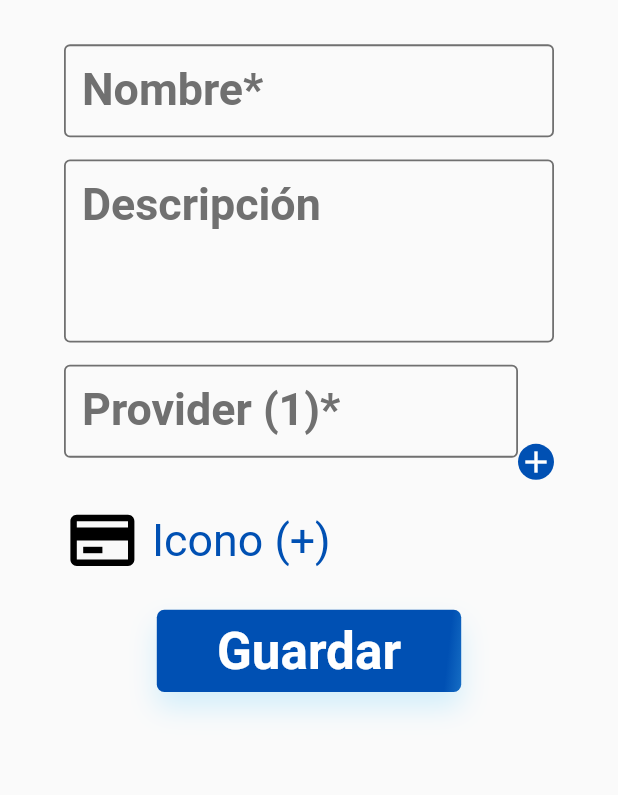
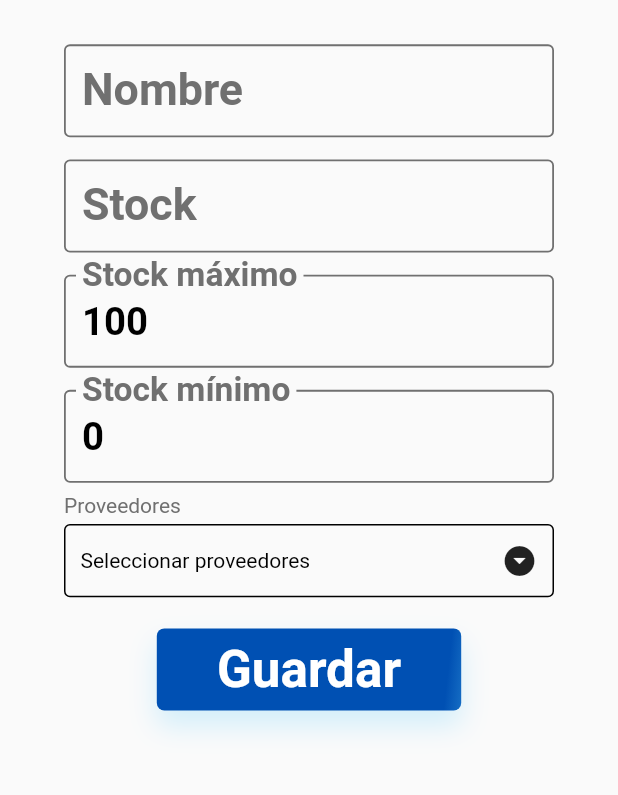
Before and after one commit to JosephLugoGPDS/yummysuchi, a Flutter app: the ProductsView screen opened by its route, after a tap on the "add" icon, on a phone screen of 412 x 824 dp, the part 84-879 px from its top. Run offline on Flutter 3.47's test engine with Material 2 defaults, Android fonts, the phone set to English and light mode, and no system bars; drawn by our look-alikes of multi_select_flutter; our stand-ins replace cloud_firestore, device_info_plus, firebase_core, flutter_bloc, flutter_speed_dial, flutter_svg and 2 more; accounts and stored records are empty; generated files the repository leaves out were written again.

Commit message:
feat: add product firestore

```diff
--- a/lib/app/l10n/arb/app_en.arb
+++ b/lib/app/l10n/arb/app_en.arb
@@ -19,5 +19,12 @@
   "nameRequired": "El nombre es requerido",
   "provider": "Provider",
   "createInventory": "Crear Inventario",
-  "required": "Requerido"
+  "required": "Requerido",
+  "stock": "Stock",
+  "inventoryName": "Nombre del inventario",
+  "stockMustBeANumber": "El stock debe ser un número",
+  "stockMin": "Stock mínimo",
+  "stockMax": "Stock máximo",
+  "requiredField": "Campo requerido",
+  "selectAreProviders": "Selecciona los proveedores"
 }
--- a/lib/app/routes/app_router.dart
+++ b/lib/app/routes/app_router.dart
@@ -1,4 +1,5 @@
 import 'package:inventario_yummy_sushi/views/create_inventory_view.dart';
+import 'package:inventario_yummy_sushi/views/create_product_view.dart';
 import 'package:inventario_yummy_sushi/views/home_view.dart';
 import 'package:inventario_yummy_sushi/views/products_view.dart';
 import 'package:inventario_yummy_sushi/views/splash_view.dart';
@@ -9,6 +10,7 @@ class AppRoutes {
   static const String homeScreen = '/home';
   static const String createInventoryScreen = '/inventory/create';
   static const String productsScreen = '/inventory/products';
+  static const String createProductsScreen = '/inventory/products/create';
 
   static Map<String, WidgetBuilder> get routes {
     return {
@@ -17,6 +19,7 @@ class AppRoutes {
       productsScreen: (BuildContext context) => const ProductsView(),
       createInventoryScreen: (BuildContext context) =>
           const CreateInventoryView(),
+      createProductsScreen: (BuildContext context) => const CreateProductView(),
     };
   }
 }
--- /dev/null
+++ b/lib/blocs/inventories/get_current_inventory.dart
@@ -0,0 +1,9 @@
+import 'package:flutter_bloc/flutter_bloc.dart';
+
+class GetCurrentInventory extends Cubit<String> {
+  GetCurrentInventory() : super('');
+
+  void loadInventory(String id) {
+    emit(id);
+  }
+}
--- /dev/null
+++ b/lib/blocs/products/create/create_product_event.dart
@@ -0,0 +1,24 @@
+part of 'create_product_bloc.dart';
+
+abstract class CreateProductEvent {
+  const CreateProductEvent();
+}
+
+class CreateNewProductEvent extends CreateProductEvent {
+  const CreateNewProductEvent({
+    required this.productName,
+    required this.stock,
+    required this.stockMin,
+    required this.stockMax,
+    required this.uuid,
+    required this.inventory,
+    required this.providers,
+  });
+  final String productName;
+  final int stock;
+  final int stockMin;
+  final int stockMax;
+  final String uuid;
+  final String inventory;
+  final List<String> providers;
+}
--- /dev/null
+++ b/lib/blocs/products/create/create_product_state.dart
@@ -0,0 +1,22 @@
+part of 'create_product_bloc.dart';
+
+abstract class CreateProductState {
+  const CreateProductState();
+}
+
+class CreateProductInitial extends CreateProductState {
+  const CreateProductInitial();
+}
+
+class CreateProductLoading extends CreateProductState {
+  const CreateProductLoading();
+}
+
+class CreateProductSuccess extends CreateProductState {
+  const CreateProductSuccess();
+}
+
+class CreateProductFailure extends CreateProductState {
+  final String error;
+  const CreateProductFailure({required this.error});
+}
--- /dev/null
+++ b/lib/blocs/products/get_selection_providers_cubit.dart
@@ -0,0 +1,21 @@
+import 'package:flutter/material.dart';
+import 'package:flutter_bloc/flutter_bloc.dart';
+
+class GetSelectionProvidersCubit extends Cubit<List<String>> {
+  GetSelectionProvidersCubit() : super(const []);
+
+  // load providers from inventory
+  void loadProviders(List<String> providers) {
+    providerList = providers;
+    emit([]);
+  }
+
+  void selectProvider(List<String> providers) {
+    debugPrint('provider: $state');
+    emit([]);
+    emit(providers);
+    debugPrint('provider: $state');
+  }
+
+  List<String> providerList = [];
+}
--- a/lib/model/inventory.dart
+++ b/lib/model/inventory.dart
@@ -33,6 +33,7 @@ class Product {
   int stock;
   int stockMax;
   int stockMin;
+  List<String> providers;
 
   Product({
     required this.date,
@@ -41,6 +42,7 @@ class Product {
     required this.stock,
     required this.stockMax,
     required this.stockMin,
+    required this.providers,
   });
 
   factory Product.fromJson(Map<String, dynamic> json) =>
@@ -53,6 +55,11 @@ List<Inventory> getInventoriesFromJson(String jsonString) {
   return List<Inventory>.from(jsonData.map((x) => Inventory.fromJson(x)));
 }
 
+List<dynamic> getProductsToJson(List<Product> products) {
+  final List<dynamic> jsonData = products.map((x) => x.toJson()).toList();
+  return jsonData;
+}
+
 String getInventoriesToJson(List<Inventory> inventories) {
   final List<dynamic> jsonData = inventories.map((x) => x.toJson()).toList();
   return json.encode(jsonData);
--- /dev/null
+++ b/lib/views/create_product_view.dart
@@ -0,0 +1,177 @@
+import 'package:flutter/material.dart';
+import 'package:flutter_bloc/flutter_bloc.dart';
+import 'package:inventario_yummy_sushi/app/constants/app_theme.dart';
+import 'package:inventario_yummy_sushi/app/extensions/size_extension.dart';
+import 'package:inventario_yummy_sushi/app/l10n/l10n.dart';
+import 'package:inventario_yummy_sushi/blocs/inventories/get_current_inventory.dart';
+import 'package:inventario_yummy_sushi/blocs/inventories/get_inventories_bloc.dart';
+import 'package:inventario_yummy_sushi/blocs/products/create/create_product_bloc.dart';
+import 'package:inventario_yummy_sushi/blocs/products/get_selection_providers_cubit.dart';
+import 'package:inventario_yummy_sushi/blocs/products/products_controller_cubit.dart';
+import 'package:inventario_yummy_sushi/blocs/uuid/get_uuid_bloc.dart';
+import 'package:inventario_yummy_sushi/widgets/custom_multiselector.dart';
+import 'package:inventario_yummy_sushi/widgets/loader_dialog.dart';
+import 'package:inventario_yummy_sushi/widgets/theme_button_gradient.dart';
+import 'package:inventario_yummy_sushi/widgets/theme_text_form_field.dart';
+import 'package:multi_select_flutter/util/multi_select_item.dart';
+
+class CreateProductView extends StatelessWidget {
+  const CreateProductView({super.key});
+
+  @override
+  Widget build(BuildContext context) {
+    return MultiBlocProvider(
+      providers: [
+        BlocProvider(
+          create: (context) => ProvidersProductControllerCubit(),
+        ),
+      ],
+      child: const CreateProductScreen(),
+    );
+  }
+}
+
+class CreateProductScreen extends StatelessWidget {
+  const CreateProductScreen({super.key});
+
+  static final TextEditingController stockController = TextEditingController();
+  static final TextEditingController stockMinController =
+      TextEditingController(text: '0');
+  static final TextEditingController stockMaxController =
+      TextEditingController(text: '100');
+  static final TextEditingController nameController = TextEditingController();
+  @override
+  Widget build(BuildContext context) {
+    final providers = context.read<GetSelectionProvidersCubit>().providerList;
+    final providersToSelect = providers
+        .map((provider) => MultiSelectItem<String>(provider, provider))
+        .toList();
+    final AppLocalizations l10n = context.l10n;
+    return Scaffold(
+        appBar: AppBar(
+          foregroundColor: Colors.white,
+          backgroundColor: AppTheme.accentColor,
+          title: Text(l10n.createInventory),
+          elevation: 0,
+        ),
+        body: BlocListener<CreateProductBloc, CreateProductState>(
+          listener: (context, stateCreateProductState) {
+            debugPrint('stateCreateProductState: $stateCreateProductState');
+            if (stateCreateProductState is CreateProductSuccess) {
+              context.read<GetInventoriesBloc>().add(FetchInventoriesEvent(
+                  uuid: (context.read<GetUuidBloc>().state as GetUuidSuccess)
+                      .uuid));
+              Navigator.pop(context);
+              Navigator.pop(context);
+              Navigator.of(context).pop(true);
+            }
+            if (stateCreateProductState is CreateProductLoading) {
+              showDialog(
+                context: context,
+                barrierDismissible: false,
+                builder: (context) => const LoaderDialog(),
+              );
+            }
+            if (stateCreateProductState is CreateProductFailure) {
+              Navigator.pop(context);
+              ScaffoldMessenger.of(context).showSnackBar(
+                SnackBar(
+                  content: Text(stateCreateProductState.error),
+                ),
+              );
+            }
+          },
+          child: Padding(
+            padding: EdgeInsets.fromLTRB(
+                20.w, 0, 20.w, MediaQuery.of(context).padding.bottom),
+            child: SingleChildScrollView(
+              physics: const BouncingScrollPhysics(),
+              child: Column(
+                children: [
+                  SizedBox(height: 40.h),
+                  ThemeTextFormField(
+                    textEditingController: nameController,
+                    label: l10n.name,
+                  ),
+                  SizedBox(height: 20.h),
+                  ThemeTextFormField(
+                    textEditingController: stockController,
+                    keyboardType: TextInputType.number,
+                    label: l10n.stock,
+                  ),
+                  SizedBox(height: 20.h),
+                  ThemeTextFormField(
+                    textEditingController: stockMaxController,
+                    keyboardType: TextInputType.number,
+                    label: l10n.stockMax,
+                  ),
+                  SizedBox(height: 20.h),
+                  ThemeTextFormField(
+                    textEditingController: stockMinController,
+                    keyboardType: TextInputType.number,
+                    label: l10n.stockMin,
+                  ),
+                  SizedBox(height: 5.h),
+                  CustomMultiSelector(
+                    label: 'Proveedores',
+                    onSelectionChanged: (list) {},
+                    items: providersToSelect,
+                    onConfirm: (list) => context
+                        .read<GetSelectionProvidersCubit>()
+                        .selectProvider(list.map((e) => e.toString()).toList()),
+                  ),
+                  SizedBox(height: 20.h),
+                  ThemeButtonGradient(
+                      title: 'Guardar',
+                      onPressed: () {
+                        if (nameController.text.isNotEmpty &&
+                            stockController.text.isNotEmpty &&
+                            stockMinController.text.isNotEmpty &&
+                            stockMaxController.text.isNotEmpty) {
+                          if (int.parse(stockController.text) >
+                                  int.parse(stockMaxController.text) ||
+                              int.parse(stockController.text) <
+                                  int.parse(stockMinController.text)) {
+                            ScaffoldMessenger.of(context).showSnackBar(
+                              const SnackBar(
+                                content: Text(
+                                    'El stock no puede ser mayor al stock máximo, ni menor al stock mínimo'),
+                              ),
+                            );
+                            return;
+                          }
+                          context.read<CreateProductBloc>().add(
+                                CreateNewProductEvent(
+                                  productName: nameController.text,
+                                  stock: int.parse(stockController.text),
+                                  stockMin: int.parse(stockMinController.text),
+                                  stockMax: int.parse(stockMaxController.text),
+                                  uuid: context.read<GetUuidBloc>().state
+                                          is GetUuidSuccess
+                                      ? (context.read<GetUuidBloc>().state
+                                              as GetUuidSuccess)
+                                          .uuid
+                                      : '',
+                                  inventory:
+                                      context.read<GetCurrentInventory>().state,
+                                  providers: context
+                                      .read<GetSelectionProvidersCubit>()
+                                      .state,
+                                ),
+                              );
+                        } else {
+                          ScaffoldMessenger.of(context).showSnackBar(
+                            const SnackBar(
+                              content:
+                                  Text('Todos los campos son obligatorios'),
+                            ),
+                          );
+                        }
+                      }),
+                ],
+              ),
+            ),
+          ),
+        ));
+  }
+}
--- a/lib/views/products_view.dart
+++ b/lib/views/products_view.dart
@@ -42,7 +42,7 @@ class ProductsView extends StatelessWidget {
               IconButton(
                 onPressed: () {
                   Navigator.of(context)
-                      .pushNamed(AppRoutes.createInventoryScreen);
+                      .pushNamed(AppRoutes.createProductsScreen);
                 },
                 icon: const Icon(Icons.add, color: Colors.white),
               ),
--- /dev/null
+++ b/lib/widgets/custom_multiselector.dart
@@ -0,0 +1,53 @@
+import 'package:flutter/material.dart';
+import 'package:inventario_yummy_sushi/app/constants/app_theme.dart';
+import 'package:inventario_yummy_sushi/app/extensions/size_extension.dart';
+import 'package:inventario_yummy_sushi/widgets/info_label.dart';
+import 'package:multi_select_flutter/bottom_sheet/multi_select_bottom_sheet_field.dart';
+import 'package:multi_select_flutter/util/multi_select_item.dart';
+import 'package:multi_select_flutter/util/multi_select_list_type.dart';
+
+class CustomMultiSelector extends StatelessWidget {
+  const CustomMultiSelector({
+    super.key,
+    required this.label,
+    required this.items,
+    required this.onSelectionChanged,
+    required this.onConfirm,
+  });
+
+  final String label;
+  final List<MultiSelectItem<Object?>>? items;
+  final void Function(List<Object?>)? onSelectionChanged;
+  final void Function(List<Object?>) onConfirm;
+
+  @override
+  Widget build(BuildContext context) {
+    return Padding(
+      padding: EdgeInsets.only(top: 5.h),
+      child: InfoLabel(
+        label: label,
+        child: Container(
+          padding: EdgeInsets.symmetric(vertical: 2.h),
+          decoration: BoxDecoration(
+            border: Border.all(color: Colors.black, width: 1),
+            borderRadius: BorderRadius.circular(4),
+          ),
+          child: MultiSelectBottomSheetField(
+            onSelectionChanged: onSelectionChanged,
+            decoration: const BoxDecoration(),
+            selectedColor: AppTheme.accentColor,
+            title: const Text('Seleccionar',
+                style: TextStyle(color: Colors.black)),
+            buttonText: const Text('Seleccionar proveedores',
+                style: TextStyle(color: Colors.black)),
+            buttonIcon: const Icon(Icons.arrow_drop_down_circle),
+            items: items ?? [],
+            listType: MultiSelectListType.LIST,
+            checkColor: AppTheme.accentColor,
+            onConfirm: onConfirm,
+          ),
+        ),
+      ),
+    );
+  }
+}
--- /dev/null
+++ b/lib/widgets/info_label.dart
@@ -0,0 +1,63 @@
+import 'package:flutter/foundation.dart';
+import 'package:flutter/material.dart';
+import 'package:inventario_yummy_sushi/app/constants/app_theme.dart';
+
+class InfoLabel extends StatelessWidget {
+  /// Creates an info label.
+  InfoLabel({
+    super.key,
+    this.child,
+    required String label,
+    TextStyle? labelStyle,
+    this.isHeader = true,
+  }) : label = TextSpan(text: label, style: labelStyle);
+
+  /// Creates an info label.
+  const InfoLabel.rich({
+    super.key,
+    this.child,
+    required this.label,
+    this.isHeader = true,
+  });
+
+  final InlineSpan label;
+
+  /// The widget to apply the label.
+  final Widget? child;
+
+  /// Whether to render [header] above [child] or on the side of it.
+  final bool isHeader;
+
+  @override
+  void debugFillProperties(DiagnosticPropertiesBuilder properties) {
+    super.debugFillProperties(properties);
+    properties.add(DiagnosticsProperty<InlineSpan>('label', label));
+  }
+
+  @override
+  Widget build(BuildContext context) {
+    final labelWidget = Text.rich(
+      label,
+      style: const TextStyle(color: AppTheme.grayTextColor),
+    );
+    return Flex(
+      direction: isHeader ? Axis.vertical : Axis.horizontal,
+      mainAxisSize: MainAxisSize.min,
+      crossAxisAlignment:
+          isHeader ? CrossAxisAlignment.start : CrossAxisAlignment.center,
+      children: [
+        if (isHeader)
+          Padding(
+            padding: const EdgeInsetsDirectional.only(bottom: 4.0),
+            child: labelWidget,
+          ),
+        if (child != null) Flexible(child: child!),
+        if (!isHeader)
+          Padding(
+            padding: const EdgeInsetsDirectional.only(start: 4.0),
+            child: labelWidget,
+          ),
+      ],
+    );
+  }
+}
--- a/pubspec.yaml
+++ b/pubspec.yaml
@@ -27,6 +27,7 @@ dependencies:
   json_annotation: ^4.8.1
   flutter_svg: ^2.0.9
   flutter_speed_dial: ^7.0.0
+  multi_select_flutter: ^4.1.3
 
 dev_dependencies:
   flutter_test:
```
Also changed, not shown: lib/app/app.dart (+12 -0 lines), lib/blocs/products/create/create_product_bloc.dart (added, +64 -0 lines), lib/blocs/products/products_controller_cubit.dart (added, +53 -0 lines), lib/injector_container.dart (+10 -0 lines), lib/views/home_view.dart (+8 -0 lines), lib/model/inventory.g.dart, pubspec.lock.
